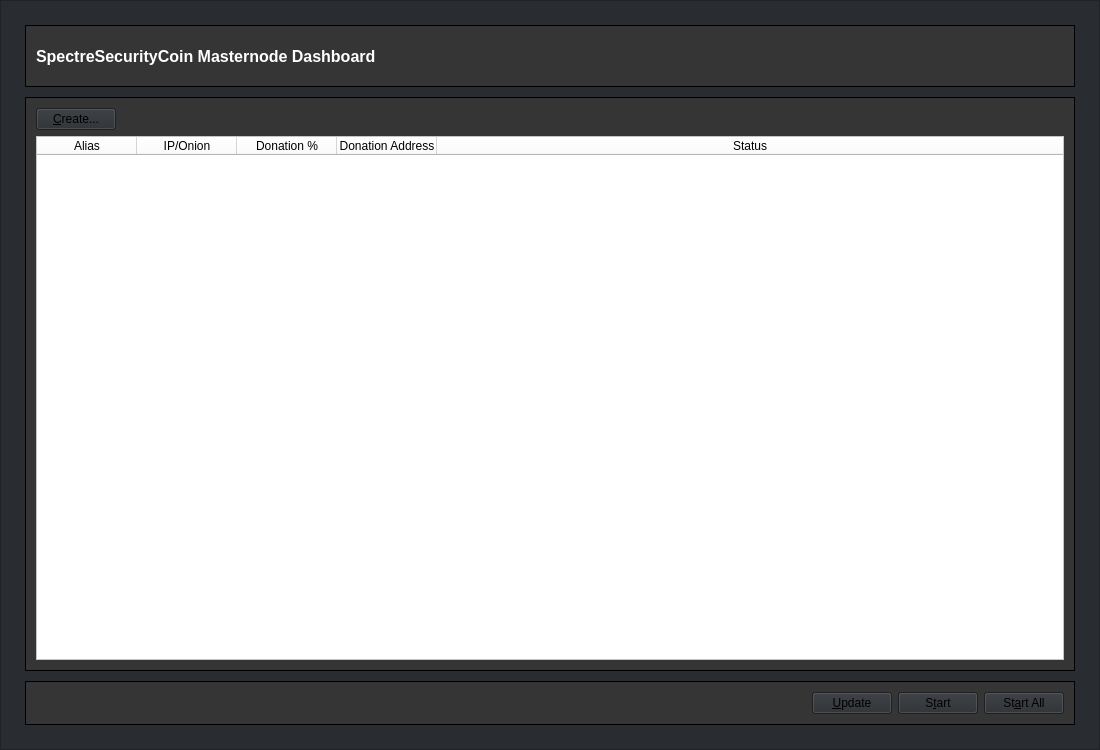
The window that src/qt/forms/masternodemanager.ui (SpectreSecurityCoin/SpectreSecurityCoin) describes before a commit, drawn with Qt 5.
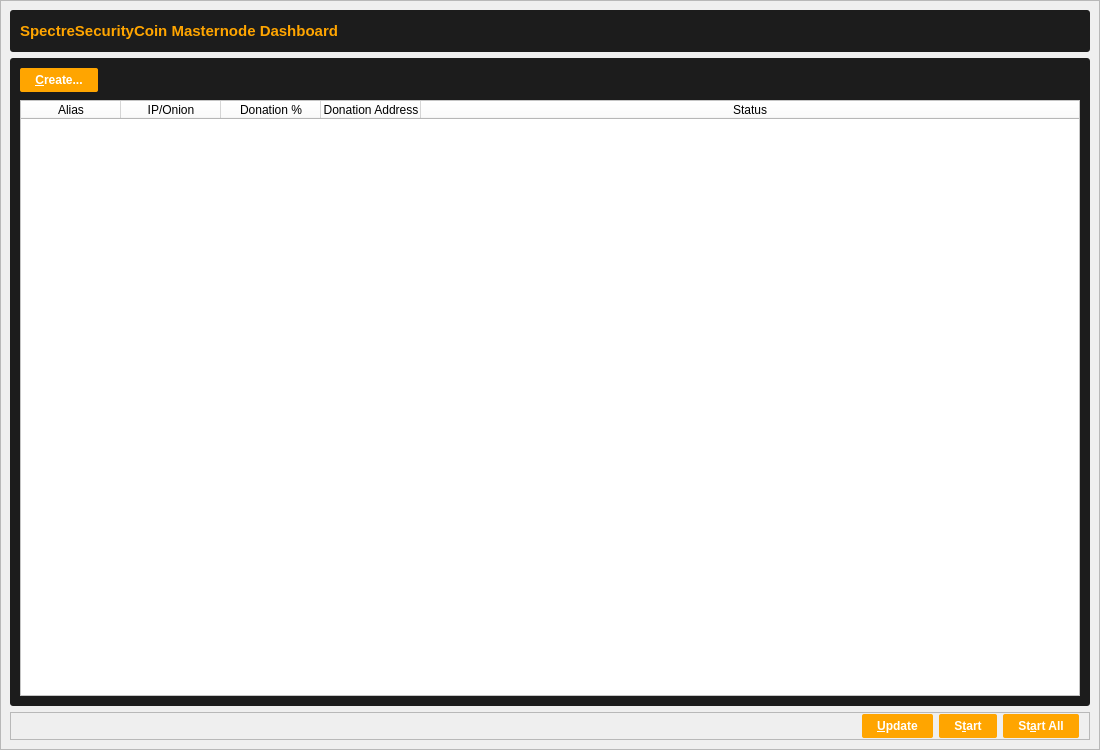
The same window after the commit.

What changed in the file:
```diff
--- a/src/qt/forms/masternodemanager.ui
+++ b/src/qt/forms/masternodemanager.ui
@@ -26,8 +26,7 @@
    <string>Form</string>
   </property>
   <property name="styleSheet">
-   <string notr="true">background-color: #292c30
-</string>
+   <string notr="true"/>
   </property>
   <layout class="QVBoxLayout" name="topLayout">
    <property name="leftMargin">
@@ -52,21 +51,15 @@
      </property>
      <layout class="QVBoxLayout" name="verticalLayout_2">
       <property name="leftMargin">
-       <number>24</number>
-      </property>
-      <property name="topMargin">
-       <number>24</number>
+       <number>9</number>
       </property>
       <property name="rightMargin">
-       <number>24</number>
-      </property>
-      <property name="bottomMargin">
-       <number>24</number>
+       <number>9</number>
       </property>
       <item>
        <layout class="QVBoxLayout" name="verticalLayout">
-        <property name="spacing">
-         <number>10</number>
+        <property name="rightMargin">
+         <number>0</number>
         </property>
         <item>
          <widget class="QFrame" name="frame_10">
@@ -84,8 +77,9 @@
           </property>
           <property name="styleSheet">
            <string notr="true">#frame_10 {
-    background-color: #353535;
-    border: 1px solid black;
+background-color:rgb(28, 28, 28);
+color: rgb(255, 255, 255);
+border-radius:3px;
 }</string>
           </property>
           <property name="frameShape">
@@ -113,13 +107,13 @@
               <number>10</number>
              </property>
              <property name="topMargin">
-              <number>10</number>
+              <number>1</number>
              </property>
              <property name="rightMargin">
               <number>10</number>
              </property>
              <property name="bottomMargin">
-              <number>10</number>
+              <number>1</number>
              </property>
              <item>
               <widget class="QFrame" name="frame_11">
@@ -166,14 +160,18 @@
                    <widget class="QLabel" name="receivingLabel_3">
                     <property name="font">
                      <font>
-                      <pointsize>12</pointsize>
+                      <family>Ubuntu</family>
+                      <pointsize>11</pointsize>
                       <weight>75</weight>
+                      <italic>false</italic>
                       <bold>true</bold>
                      </font>
                     </property>
                     <property name="styleSheet">
-                     <string notr="true">background-color: rgb(53, 53, 53);
-color: rgb(255, 255, 255);</string>
+                     <string notr="true">color:rgb(255, 165, 0);
+font: 75 11pt &quot;Ubuntu&quot;;
+font-weight:bold;
+background-color:rgb(28, 28, 28);</string>
                     </property>
                     <property name="text">
                      <string>SpectreSecurityCoin Masternode Dashboard</string>
@@ -200,9 +198,9 @@
           </property>
           <property name="styleSheet">
            <string notr="true">#frame_7 {
-    background-color: #fff;
-    border: 1px solid black;
-	background-color: rgb(53, 53, 53);
+background-color:rgb(28, 28, 28);
+color: rgb(255, 255, 255);
+border-radius:3px;
 }</string>
           </property>
           <property name="frameShape">
@@ -233,6 +231,15 @@
               <layout class="QHBoxLayout" name="horizontalLayout_11">
                <item>
                 <widget class="QPushButton" name="createButton">
+                 <property name="styleSheet">
+                  <string notr="true">background-color: rgb(255, 165, 0); 
+font: 75 10pt 'Ubuntu';
+font-weight:bold; 
+border-radius:2px; 
+padding:5px 15px;
+color: rgb(255, 255, 255);
+margin:0px 5px 2px 0px;</string>
+                 </property>
                  <property name="text">
                   <string>&amp;Create...</string>
                  </property>
@@ -262,7 +269,7 @@
                 </size>
                </property>
                <property name="styleSheet">
-                <string notr="true">background-color: #fff</string>
+                <string notr="true">background-color: rgb(255, 255, 255);</string>
                </property>
                <property name="editTriggers">
                 <set>QAbstractItemView::NoEditTriggers</set>
@@ -315,8 +322,7 @@
          <widget class="QFrame" name="frame_2">
           <property name="styleSheet">
            <string notr="true">#frame_2 {
-    background-color: #353535;
-    border: 1px solid black;
+
 }</string>
           </property>
           <property name="frameShape">
@@ -330,13 +336,13 @@
             <number>10</number>
            </property>
            <property name="topMargin">
-            <number>10</number>
+            <number>1</number>
            </property>
            <property name="rightMargin">
             <number>10</number>
            </property>
            <property name="bottomMargin">
-            <number>10</number>
+            <number>1</number>
            </property>
            <item>
             <layout class="QHBoxLayout" name="horizontalLayout_12">
@@ -358,6 +364,14 @@
              </item>
              <item>
               <widget class="QPushButton" name="UpdateButton">
+               <property name="styleSheet">
+                <string notr="true">background-color: rgb(255, 165, 0); 
+font: 75 10pt 'Ubuntu';
+font-weight:bold; 
+border-radius:2px; 
+padding:5px 15px;
+color: rgb(255, 255, 255);</string>
+               </property>
                <property name="text">
                 <string>&amp;Update</string>
                </property>
@@ -365,6 +379,14 @@
              </item>
              <item>
               <widget class="QPushButton" name="startButton">
+               <property name="styleSheet">
+                <string notr="true">background-color: rgb(255, 165, 0); 
+font: 75 10pt 'Ubuntu';
+font-weight:bold; 
+border-radius:2px; 
+padding:5px 15px;
+color: rgb(255, 255, 255);</string>
+               </property>
                <property name="text">
                 <string>S&amp;tart</string>
                </property>
@@ -372,6 +394,14 @@
              </item>
              <item>
               <widget class="QPushButton" name="startAllButton">
+               <property name="styleSheet">
+                <string notr="true">background-color: rgb(255, 165, 0); 
+font: 75 10pt 'Ubuntu';
+font-weight:bold; 
+border-radius:2px; 
+padding:5px 15px;
+color: rgb(255, 255, 255);</string>
+               </property>
                <property name="text">
                 <string>St&amp;art All</string>
                </property>
```
